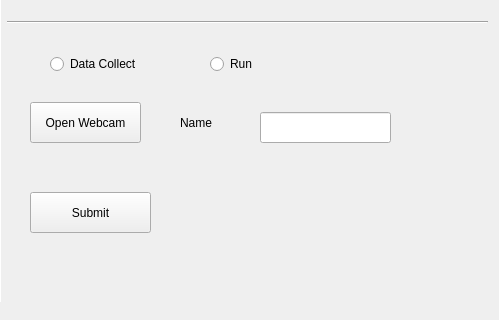
The window that form.ui (NGUYEN11235/Face__recognition) describes before a commit, drawn with Qt 5; both pictures show x 760 to 1259 and y 368 to 688 of the 1259 by 688 pixel window.
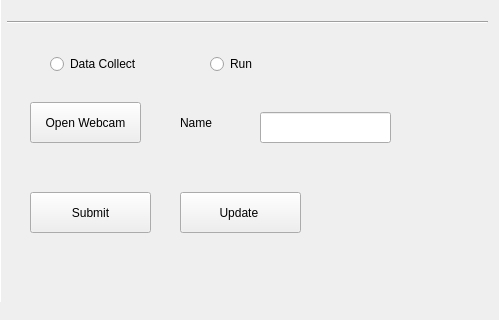
The same window after the commit.

What changed in the file:
```diff
--- a/form.ui
+++ b/form.ui
@@ -140,6 +140,19 @@
     </rect>
    </property>
   </widget>
+  <widget class="QPushButton" name="update_btn">
+   <property name="geometry">
+    <rect>
+     <x>940</x>
+     <y>560</y>
+     <width>121</width>
+     <height>41</height>
+    </rect>
+   </property>
+   <property name="text">
+    <string>Update </string>
+   </property>
+  </widget>
  </widget>
  <resources/>
  <connections/>
```
